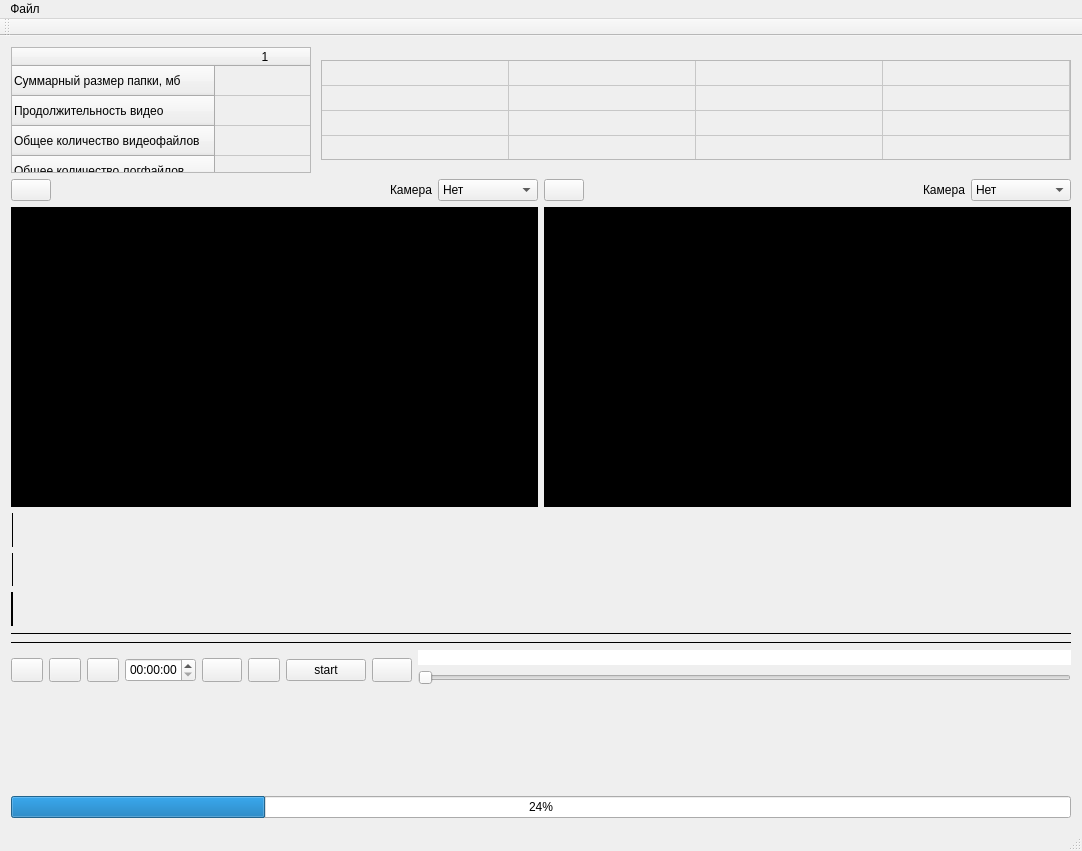
Zurcan/ASCUM_ARM_VIDEO, file myform.ui: the form before one commit.
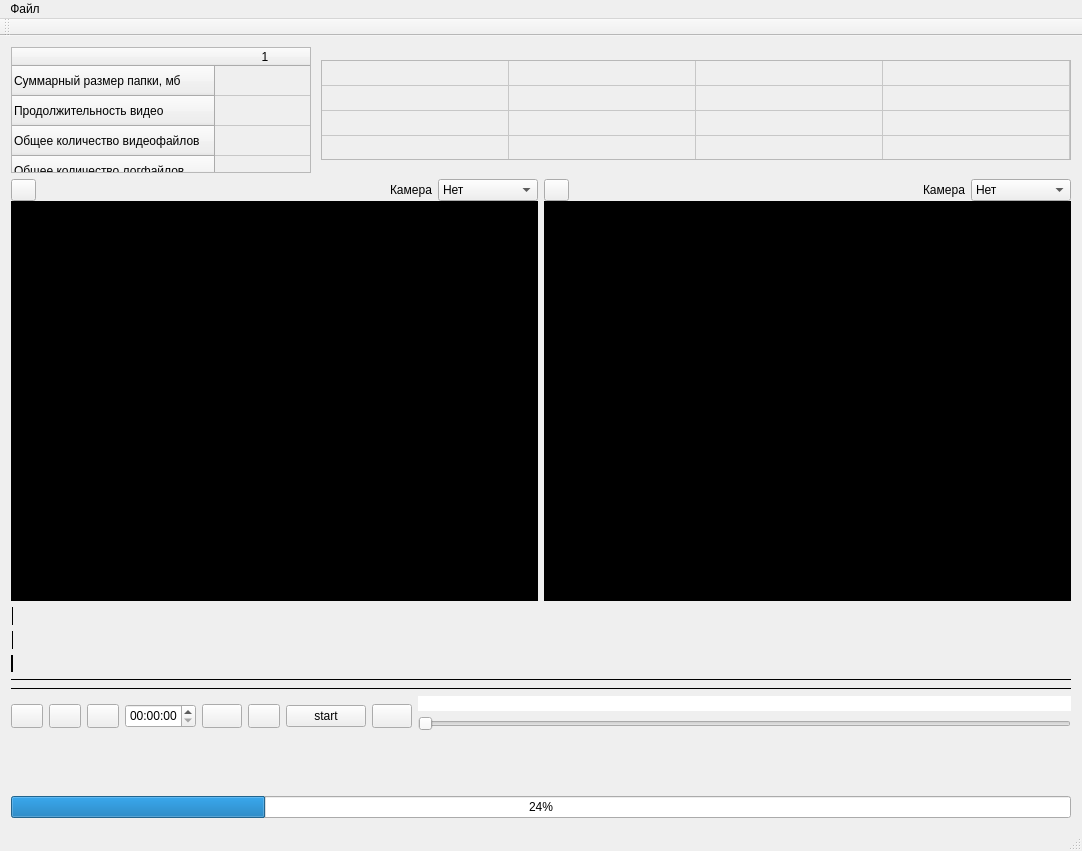
The form after the commit. Custom widgets are drawn as their Qt base class.

Commit message: Trying to add buttons instead of comboboxes as camera controls.

Diff of the .ui file:
```diff
--- a/myform.ui
+++ b/myform.ui
@@ -879,10 +879,19 @@
      <layout class="QHBoxLayout" name="horizontalLayout">
       <item>
        <layout class="QVBoxLayout" name="verticalLayout_2">
+        <property name="spacing">
+         <number>0</number>
+        </property>
         <item>
          <layout class="QHBoxLayout" name="horizontalLayout_3">
           <item>
            <widget class="QPushButton" name="screen1SoundButton">
+            <property name="maximumSize">
+             <size>
+              <width>25</width>
+              <height>25</height>
+             </size>
+            </property>
             <property name="text">
              <string/>
             </property>
@@ -925,6 +934,440 @@
           </item>
          </layout>
         </item>
+        <item>
+         <widget class="QWidget" name="widget_3" native="true">
+          <property name="minimumSize">
+           <size>
+            <width>300</width>
+            <height>100</height>
+           </size>
+          </property>
+          <property name="baseSize">
+           <size>
+            <width>600</width>
+            <height>500</height>
+           </size>
+          </property>
+          <property name="palette">
+           <palette>
+            <active>
+             <colorrole role="WindowText">
+              <brush brushstyle="SolidPattern">
+               <color alpha="255">
+                <red>255</red>
+                <green>255</green>
+                <blue>255</blue>
+               </color>
+              </brush>
+             </colorrole>
+             <colorrole role="Button">
+              <brush brushstyle="SolidPattern">
+               <color alpha="255">
+                <red>0</red>
+                <green>0</green>
+                <blue>0</blue>
+               </color>
+              </brush>
+             </colorrole>
+             <colorrole role="Light">
+              <brush brushstyle="SolidPattern">
+               <color alpha="255">
+                <red>0</red>
+                <green>0</green>
+                <blue>0</blue>
+               </color>
+              </brush>
+             </colorrole>
+             <colorrole role="Midlight">
+              <brush brushstyle="SolidPattern">
+               <color alpha="255">
+                <red>0</red>
+                <green>0</green>
+                <blue>0</blue>
+               </color>
+              </brush>
+             </colorrole>
+             <colorrole role="Dark">
+              <brush brushstyle="SolidPattern">
+               <color alpha="255">
+                <red>0</red>
+                <green>0</green>
+                <blue>0</blue>
+               </color>
+              </brush>
+             </colorrole>
+             <colorrole role="Mid">
+              <brush brushstyle="SolidPattern">
+               <color alpha="255">
+                <red>0</red>
+                <green>0</green>
+                <blue>0</blue>
+               </color>
+              </brush>
+             </colorrole>
+             <colorrole role="Text">
+              <brush brushstyle="SolidPattern">
+               <color alpha="255">
+                <red>255</red>
+                <green>255</green>
+                <blue>255</blue>
+               </color>
+              </brush>
+             </colorrole>
+             <colorrole role="BrightText">
+              <brush brushstyle="SolidPattern">
+               <color alpha="255">
+                <red>255</red>
+                <green>255</green>
+                <blue>255</blue>
+               </color>
+              </brush>
+             </colorrole>
+             <colorrole role="ButtonText">
+              <brush brushstyle="SolidPattern">
+               <color alpha="255">
+                <red>255</red>
+                <green>255</green>
+                <blue>255</blue>
+               </color>
+              </brush>
+             </colorrole>
+             <colorrole role="Base">
+              <brush brushstyle="SolidPattern">
+               <color alpha="255">
+                <red>0</red>
+                <green>0</green>
+                <blue>0</blue>
+               </color>
+              </brush>
+             </colorrole>
+             <colorrole role="Window">
+              <brush brushstyle="SolidPattern">
+               <color alpha="255">
+                <red>0</red>
+                <green>0</green>
+                <blue>0</blue>
+               </color>
+              </brush>
+             </colorrole>
+             <colorrole role="Shadow">
+              <brush brushstyle="SolidPattern">
+               <color alpha="255">
+                <red>0</red>
+                <green>0</green>
+                <blue>0</blue>
+               </color>
+              </brush>
+             </colorrole>
+             <colorrole role="AlternateBase">
+              <brush brushstyle="SolidPattern">
+               <color alpha="255">
+                <red>0</red>
+                <green>0</green>
+                <blue>0</blue>
+               </color>
+              </brush>
+             </colorrole>
+             <colorrole role="ToolTipBase">
+              <brush brushstyle="SolidPattern">
+               <color alpha="255">
+                <red>255</red>
+                <green>255</green>
+                <blue>220</blue>
+               </color>
+              </brush>
+             </colorrole>
+             <colorrole role="ToolTipText">
+              <brush brushstyle="SolidPattern">
+               <color alpha="255">
+                <red>0</red>
+                <green>0</green>
+                <blue>0</blue>
+               </color>
+              </brush>
+             </colorrole>
+            </active>
+            <inactive>
+             <colorrole role="WindowText">
+              <brush brushstyle="SolidPattern">
+               <color alpha="255">
+                <red>255</red>
+                <green>255</green>
+                <blue>255</blue>
+               </color>
+              </brush>
+             </colorrole>
+             <colorrole role="Button">
+              <brush brushstyle="SolidPattern">
+               <color alpha="255">
+                <red>0</red>
+                <green>0</green>
+                <blue>0</blue>
+               </color>
+              </brush>
+             </colorrole>
+             <colorrole role="Light">
+              <brush brushstyle="SolidPattern">
+               <color alpha="255">
+                <red>0</red>
+                <green>0</green>
+                <blue>0</blue>
+               </color>
+              </brush>
+             </colorrole>
+             <colorrole role="Midlight">
+              <brush brushstyle="SolidPattern">
+               <color alpha="255">
+                <red>0</red>
+                <green>0</green>
+                <blue>0</blue>
+               </color>
+              </brush>
+             </colorrole>
+             <colorrole role="Dark">
+              <brush brushstyle="SolidPattern">
+               <color alpha="255">
+                <red>0</red>
+                <green>0</green>
+                <blue>0</blue>
+               </color>
+              </brush>
+             </colorrole>
+             <colorrole role="Mid">
+              <brush brushstyle="SolidPattern">
+               <color alpha="255">
+                <red>0</red>
+                <green>0</green>
+                <blue>0</blue>
+               </color>
+              </brush>
+             </colorrole>
+             <colorrole role="Text">
+              <brush brushstyle="SolidPattern">
+               <color alpha="255">
+                <red>255</red>
+                <green>255</green>
+                <blue>255</blue>
+               </color>
+              </brush>
+             </colorrole>
+             <colorrole role="BrightText">
+              <brush brushstyle="SolidPattern">
+               <color alpha="255">
+                <red>255</red>
+                <green>255</green>
+                <blue>255</blue>
+               </color>
+              </brush>
+             </colorrole>
+             <colorrole role="ButtonText">
+              <brush brushstyle="SolidPattern">
+               <color alpha="255">
+                <red>255</red>
+                <green>255</green>
+                <blue>255</blue>
+               </color>
+              </brush>
+             </colorrole>
+             <colorrole role="Base">
+              <brush brushstyle="SolidPattern">
+               <color alpha="255">
+                <red>0</red>
+                <green>0</green>
+                <blue>0</blue>
+               </color>
+              </brush>
+             </colorrole>
+             <colorrole role="Window">
+              <brush brushstyle="SolidPattern">
+               <color alpha="255">
+                <red>0</red>
+                <green>0</green>
+                <blue>0</blue>
+               </color>
+              </brush>
+             </colorrole>
+             <colorrole role="Shadow">
+              <brush brushstyle="SolidPattern">
+               <color alpha="255">
+                <red>0</red>
+                <green>0</green>
+                <blue>0</blue>
+               </color>
+              </brush>
+             </colorrole>
+             <colorrole role="AlternateBase">
+              <brush brushstyle="SolidPattern">
+               <color alpha="255">
+                <red>0</red>
+                <green>0</green>
+                <blue>0</blue>
+               </color>
+              </brush>
+             </colorrole>
+             <colorrole role="ToolTipBase">
+              <brush brushstyle="SolidPattern">
+               <color alpha="255">
+                <red>255</red>
+                <green>255</green>
+                <blue>220</blue>
+               </color>
+              </brush>
+             </colorrole>
+             <colorrole role="ToolTipText">
+              <brush brushstyle="SolidPattern">
+               <color alpha="255">
+                <red>0</red>
+                <green>0</green>
+                <blue>0</blue>
+               </color>
+              </brush>
+             </colorrole>
+            </inactive>
+            <disabled>
+             <colorrole role="WindowText">
+              <brush brushstyle="SolidPattern">
+               <color alpha="255">
+                <red>0</red>
+                <green>0</green>
+                <blue>0</blue>
+               </color>
+              </brush>
+             </colorrole>
+             <colorrole role="Button">
+              <brush brushstyle="SolidPattern">
+               <color alpha="255">
+                <red>0</red>
+                <green>0</green>
+                <blue>0</blue>
+               </color>
+              </brush>
+             </colorrole>
+             <colorrole role="Light">
+              <brush brushstyle="SolidPattern">
+               <color alpha="255">
+                <red>0</red>
+                <green>0</green>
+                <blue>0</blue>
+               </color>
+              </brush>
+             </colorrole>
+             <colorrole role="Midlight">
+              <brush brushstyle="SolidPattern">
+               <color alpha="255">
+                <red>0</red>
+                <green>0</green>
+                <blue>0</blue>
+               </color>
+              </brush>
+             </colorrole>
+             <colorrole role="Dark">
+              <brush brushstyle="SolidPattern">
+               <color alpha="255">
+                <red>0</red>
+                <green>0</green>
+                <blue>0</blue>
+               </color>
+              </brush>
+             </colorrole>
+             <colorrole role="Mid">
+              <brush brushstyle="SolidPattern">
+               <color alpha="255">
+                <red>0</red>
+                <green>0</green>
+                <blue>0</blue>
+               </color>
+              </brush>
+             </colorrole>
+             <colorrole role="Text">
+              <brush brushstyle="SolidPattern">
+               <color alpha="255">
+                <red>0</red>
+                <green>0</green>
+                <blue>0</blue>
+               </color>
+              </brush>
+             </colorrole>
+             <colorrole role="BrightText">
+              <brush brushstyle="SolidPattern">
+               <color alpha="255">
+                <red>255</red>
+                <green>255</green>
+                <blue>255</blue>
+               </color>
+              </brush>
+             </colorrole>
+             <colorrole role="ButtonText">
+              <brush brushstyle="SolidPattern">
+               <color alpha="255">
+                <red>0</red>
+                <green>0</green>
+                <blue>0</blue>
+               </color>
+              </brush>
+             </colorrole>
+             <colorrole role="Base">
+              <brush brushstyle="SolidPattern">
+               <color alpha="255">
+                <red>0</red>
+                <green>0</green>
+                <blue>0</blue>
+               </color>
+              </brush>
+             </colorrole>
+             <colorrole role="Window">
+              <brush brushstyle="SolidPattern">
+               <color alpha="255">
+                <red>0</red>
+                <green>0</green>
+                <blue>0</blue>
+               </color>
+              </brush>
+             </colorrole>
+             <colorrole role="Shadow">
+              <brush brushstyle="SolidPattern">
+               <color alpha="255">
+                <red>0</red>
+                <green>0</green>
+                <blue>0</blue>
+               </color>
+              </brush>
+             </colorrole>
+             <colorrole role="AlternateBase">
+              <brush brushstyle="SolidPattern">
+               <color alpha="255">
+                <red>0</red>
+                <green>0</green>
+                <blue>0</blue>
+               </color>
+              </brush>
+             </colorrole>
+             <colorrole role="ToolTipBase">
+              <brush brushstyle="SolidPattern">
+               <color alpha="255">
+                <red>255</red>
+                <green>255</green>
+                <blue>220</blue>
+               </color>
+              </brush>
+             </colorrole>
+             <colorrole role="ToolTipText">
+              <brush brushstyle="SolidPattern">
+               <color alpha="255">
+                <red>0</red>
+                <green>0</green>
+                <blue>0</blue>
+               </color>
+              </brush>
+             </colorrole>
+            </disabled>
+           </palette>
+          </property>
+          <property name="autoFillBackground">
+           <bool>true</bool>
+          </property>
+         </widget>
+        </item>
         <item>
          <widget class="QWidget" name="widget" native="true">
           <property name="minimumSize">
@@ -1363,10 +1806,19 @@
       </item>
       <item>
        <layout class="QVBoxLayout" name="verticalLayout">
+        <property name="spacing">
+         <number>0</number>
+        </property>
         <item>
          <layout class="QHBoxLayout" name="horizontalLayout_2">
           <item>
            <widget class="QPushButton" name="screen2SoundButton">
+            <property name="maximumSize">
+             <size>
+              <width>25</width>
+              <height>25</height>
+             </size>
+            </property>
             <property name="text">
              <string/>
             </property>
@@ -1409,6 +1861,434 @@
           </item>
          </layout>
         </item>
+        <item>
+         <widget class="QWidget" name="widget_4" native="true">
+          <property name="minimumSize">
+           <size>
+            <width>300</width>
+            <height>100</height>
+           </size>
+          </property>
+          <property name="palette">
+           <palette>
+            <active>
+             <colorrole role="WindowText">
+              <brush brushstyle="SolidPattern">
+               <color alpha="255">
+                <red>255</red>
+                <green>255</green>
+                <blue>255</blue>
+               </color>
+              </brush>
+             </colorrole>
+             <colorrole role="Button">
+              <brush brushstyle="SolidPattern">
+               <color alpha="255">
+                <red>0</red>
+                <green>0</green>
+                <blue>0</blue>
+               </color>
+              </brush>
+             </colorrole>
+             <colorrole role="Light">
+              <brush brushstyle="SolidPattern">
+               <color alpha="255">
+                <red>0</red>
+                <green>0</green>
+                <blue>0</blue>
+               </color>
+              </brush>
+             </colorrole>
+             <colorrole role="Midlight">
+              <brush brushstyle="SolidPattern">
+               <color alpha="255">
+                <red>0</red>
+                <green>0</green>
+                <blue>0</blue>
+               </color>
+              </brush>
+             </colorrole>
+             <colorrole role="Dark">
+              <brush brushstyle="SolidPattern">
+               <color alpha="255">
+                <red>0</red>
+                <green>0</green>
+                <blue>0</blue>
+               </color>
+              </brush>
+             </colorrole>
+             <colorrole role="Mid">
+              <brush brushstyle="SolidPattern">
+               <color alpha="255">
+                <red>0</red>
+                <green>0</green>
+                <blue>0</blue>
+               </color>
+              </brush>
+             </colorrole>
+             <colorrole role="Text">
+              <brush brushstyle="SolidPattern">
+               <color alpha="255">
+                <red>255</red>
+                <green>255</green>
+                <blue>255</blue>
+               </color>
+              </brush>
+             </colorrole>
+             <colorrole role="BrightText">
+              <brush brushstyle="SolidPattern">
+               <color alpha="255">
+                <red>255</red>
+                <green>255</green>
+                <blue>255</blue>
+               </color>
+              </brush>
+             </colorrole>
+             <colorrole role="ButtonText">
+              <brush brushstyle="SolidPattern">
+               <color alpha="255">
+                <red>255</red>
+                <green>255</green>
+                <blue>255</blue>
+               </color>
+              </brush>
+             </colorrole>
+             <colorrole role="Base">
+              <brush brushstyle="SolidPattern">
+               <color alpha="255">
+                <red>0</red>
+                <green>0</green>
+                <blue>0</blue>
+               </color>
+              </brush>
+             </colorrole>
+             <colorrole role="Window">
+              <brush brushstyle="SolidPattern">
+               <color alpha="255">
+                <red>0</red>
+                <green>0</green>
+                <blue>0</blue>
+               </color>
+              </brush>
+             </colorrole>
+             <colorrole role="Shadow">
+              <brush brushstyle="SolidPattern">
+               <color alpha="255">
+                <red>0</red>
+                <green>0</green>
+                <blue>0</blue>
+               </color>
+              </brush>
+             </colorrole>
+             <colorrole role="AlternateBase">
+              <brush brushstyle="SolidPattern">
+               <color alpha="255">
+                <red>0</red>
+                <green>0</green>
+                <blue>0</blue>
+               </color>
+              </brush>
+             </colorrole>
+             <colorrole role="ToolTipBase">
+              <brush brushstyle="SolidPattern">
+               <color alpha="255">
+                <red>255</red>
+                <green>255</green>
+                <blue>220</blue>
+               </color>
+              </brush>
+             </colorrole>
+             <colorrole role="ToolTipText">
+              <brush brushstyle="SolidPattern">
+               <color alpha="255">
+                <red>0</red>
+                <green>0</green>
+                <blue>0</blue>
+               </color>
+              </brush>
+             </colorrole>
+            </active>
+            <inactive>
+             <colorrole role="WindowText">
+              <brush brushstyle="SolidPattern">
+               <color alpha="255">
+                <red>255</red>
+                <green>255</green>
+                <blue>255</blue>
+               </color>
+              </brush>
+             </colorrole>
+             <colorrole role="Button">
+              <brush brushstyle="SolidPattern">
+               <color alpha="255">
+                <red>0</red>
+                <green>0</green>
+                <blue>0</blue>
+               </color>
+              </brush>
+             </colorrole>
+             <colorrole role="Light">
+              <brush brushstyle="SolidPattern">
+               <color alpha="255">
+                <red>0</red>
+                <green>0</green>
+                <blue>0</blue>
+               </color>
+              </brush>
+             </colorrole>
+             <colorrole role="Midlight">
+              <brush brushstyle="SolidPattern">
+               <color alpha="255">
+                <red>0</red>
+                <green>0</green>
+                <blue>0</blue>
+               </color>
+              </brush>
+             </colorrole>
+             <colorrole role="Dark">
+              <brush brushstyle="SolidPattern">
+               <color alpha="255">
+                <red>0</red>
+                <green>0</green>
+                <blue>0</blue>
+               </color>
+              </brush>
+             </colorrole>
+             <colorrole role="Mid">
+              <brush brushstyle="SolidPattern">
+               <color alpha="255">
+                <red>0</red>
+                <green>0</green>
+                <blue>0</blue>
+               </color>
+              </brush>
+             </colorrole>
+             <colorrole role="Text">
+              <brush brushstyle="SolidPattern">
+               <color alpha="255">
+                <red>255</red>
+                <green>255</green>
+                <blue>255</blue>
+               </color>
+              </brush>
+             </colorrole>
+             <colorrole role="BrightText">
+              <brush brushstyle="SolidPattern">
+               <color alpha="255">
+                <red>255</red>
+                <green>255</green>
+                <blue>255</blue>
+               </color>
+              </brush>
+             </colorrole>
+             <colorrole role="ButtonText">
+              <brush brushstyle="SolidPattern">
+               <color alpha="255">
+                <red>255</red>
+                <green>255</green>
+                <blue>255</blue>
+               </color>
+              </brush>
+             </colorrole>
+             <colorrole role="Base">
+              <brush brushstyle="SolidPattern">
+               <color alpha="255">
+                <red>0</red>
+                <green>0</green>
+                <blue>0</blue>
+               </color>
+              </brush>
+             </colorrole>
+             <colorrole role="Window">
+              <brush brushstyle="SolidPattern">
+               <color alpha="255">
+                <red>0</red>
+                <green>0</green>
+                <blue>0</blue>
+               </color>
+              </brush>
+             </colorrole>
+             <colorrole role="Shadow">
+              <brush brushstyle="SolidPattern">
+               <color alpha="255">
+                <red>0</red>
+                <green>0</green>
+                <blue>0</blue>
+               </color>
+              </brush>
+             </colorrole>
+             <colorrole role="AlternateBase">
+              <brush brushstyle="SolidPattern">
+               <color alpha="255">
+                <red>0</red>
+                <green>0</green>
+                <blue>0</blue>
+               </color>
+              </brush>
+             </colorrole>
+             <colorrole role="ToolTipBase">
+              <brush brushstyle="SolidPattern">
+               <color alpha="255">
+                <red>255</red>
+                <green>255</green>
+                <blue>220</blue>
+               </color>
+              </brush>
+             </colorrole>
+             <colorrole role="ToolTipText">
+              <brush brushstyle="SolidPattern">
+               <color alpha="255">
+                <red>0</red>
+                <green>0</green>
+                <blue>0</blue>
+               </color>
+              </brush>
+             </colorrole>
+            </inactive>
+            <disabled>
+             <colorrole role="WindowText">
+              <brush brushstyle="SolidPattern">
+               <color alpha="255">
+                <red>0</red>
+                <green>0</green>
+                <blue>0</blue>
+               </color>
+              </brush>
+             </colorrole>
+             <colorrole role="Button">
+              <brush brushstyle="SolidPattern">
+               <color alpha="255">
+                <red>0</red>
+                <green>0</green>
+                <blue>0</blue>
+               </color>
+              </brush>
+             </colorrole>
+             <colorrole role="Light">
+              <brush brushstyle="SolidPattern">
+               <color alpha="255">
+                <red>0</red>
+                <green>0</green>
+                <blue>0</blue>
+               </color>
+              </brush>
+             </colorrole>
+             <colorrole role="Midlight">
+              <brush brushstyle="SolidPattern">
+               <color alpha="255">
+                <red>0</red>
+                <green>0</green>
+                <blue>0</blue>
+               </color>
+              </brush>
+             </colorrole>
+             <colorrole role="Dark">
+              <brush brushstyle="SolidPattern">
+               <color alpha="255">
+                <red>0</red>
+                <green>0</green>
+                <blue>0</blue>
+               </color>
+              </brush>
+             </colorrole>
+             <colorrole role="Mid">
+              <brush brushstyle="SolidPattern">
+               <color alpha="255">
+                <red>0</red>
+                <green>0</green>
+                <blue>0</blue>
+               </color>
+              </brush>
+             </colorrole>
+             <colorrole role="Text">
+              <brush brushstyle="SolidPattern">
+               <color alpha="255">
+                <red>0</red>
+                <green>0</green>
+                <blue>0</blue>
+               </color>
+              </brush>
+             </colorrole>
+             <colorrole role="BrightText">
+              <brush brushstyle="SolidPattern">
+               <color alpha="255">
+                <red>255</red>
+                <green>255</green>
+                <blue>255</blue>
+               </color>
+              </brush>
+             </colorrole>
+             <colorrole role="ButtonText">
+              <brush brushstyle="SolidPattern">
+               <color alpha="255">
+                <red>0</red>
+                <green>0</green>
+                <blue>0</blue>
+               </color>
+              </brush>
+             </colorrole>
+             <colorrole role="Base">
+              <brush brushstyle="SolidPattern">
+               <color alpha="255">
+                <red>0</red>
+                <green>0</green>
+                <blue>0</blue>
+               </color>
+              </brush>
+             </colorrole>
+             <colorrole role="Window">
+              <brush brushstyle="SolidPattern">
+               <color alpha="255">
+                <red>0</red>
+                <green>0</green>
+                <blue>0</blue>
+               </color>
+              </brush>
+             </colorrole>
+             <colorrole role="Shadow">
+              <brush brushstyle="SolidPattern">
+               <color alpha="255">
+                <red>0</red>
+                <green>0</green>
+                <blue>0</blue>
+               </color>
+              </brush>
+             </colorrole>
+             <colorrole role="AlternateBase">
+              <brush brushstyle="SolidPattern">
+               <color alpha="255">
+                <red>0</red>
+                <green>0</green>
+                <blue>0</blue>
+               </color>
+              </brush>
+             </colorrole>
+             <colorrole role="ToolTipBase">
+              <brush brushstyle="SolidPattern">
+               <color alpha="255">
+                <red>255</red>
+                <green>255</green>
+                <blue>220</blue>
+               </color>
+              </brush>
+             </colorrole>
+             <colorrole role="ToolTipText">
+              <brush brushstyle="SolidPattern">
+               <color alpha="255">
+                <red>0</red>
+                <green>0</green>
+                <blue>0</blue>
+               </color>
+              </brush>
+             </colorrole>
+            </disabled>
+           </palette>
+          </property>
+          <property name="autoFillBackground">
+           <bool>true</bool>
+          </property>
+         </widget>
+        </item>
         <item>
          <widget class="QWidget" name="widget_2" native="true">
           <property name="minimumSize">
```
The commit also changes 3 other files.
